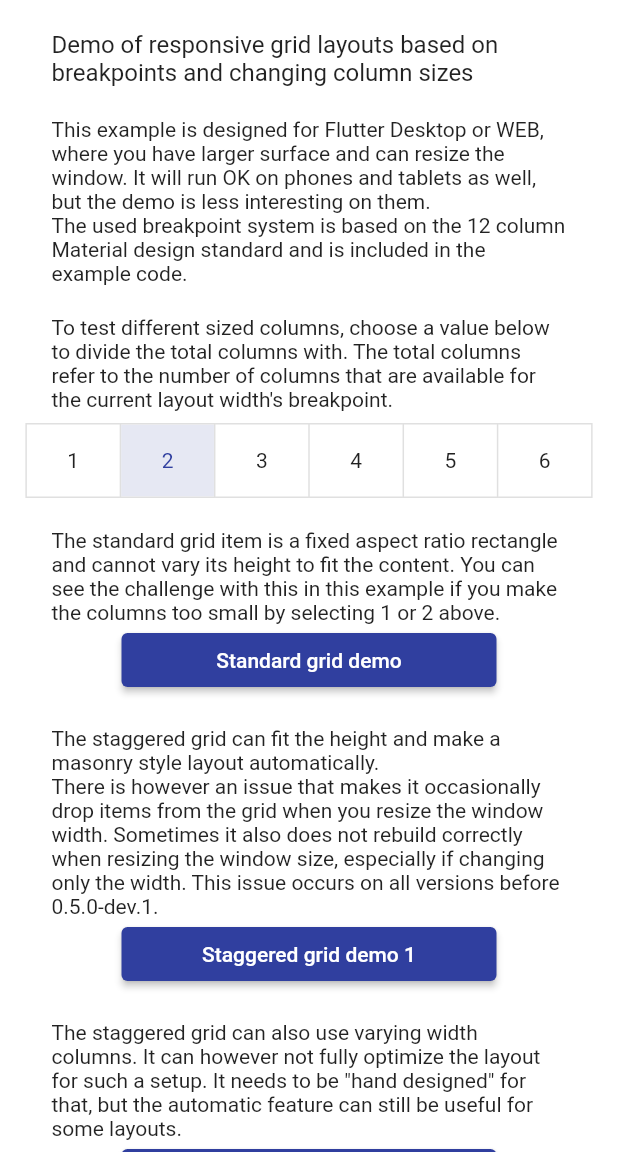
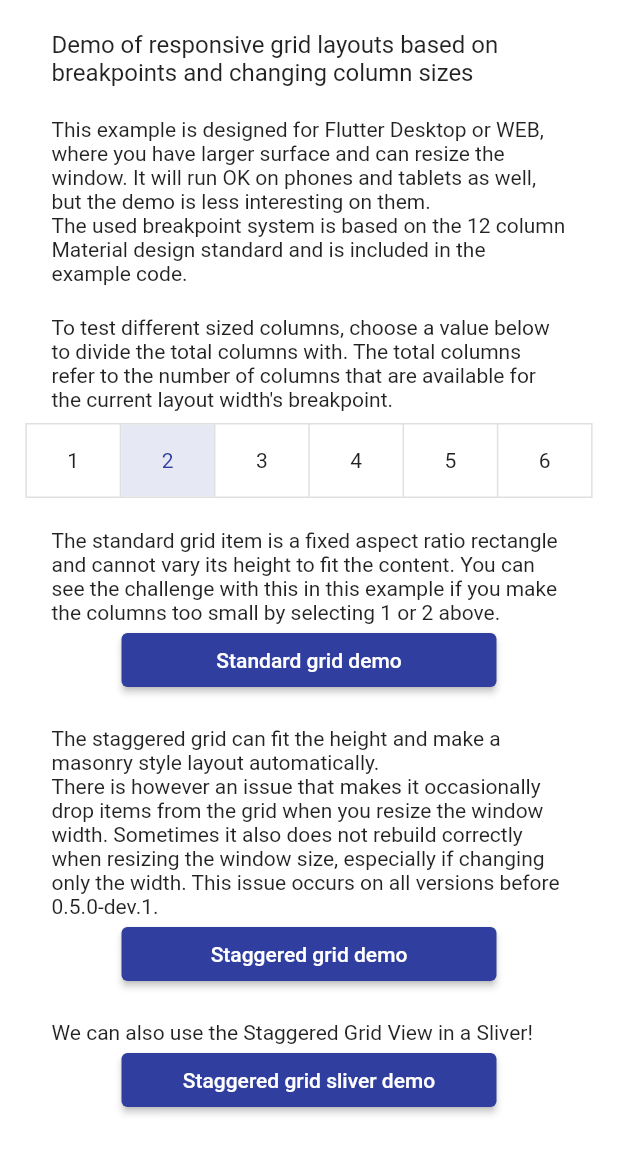
Before and after one commit to rydmike/resp_stag_grid, a Flutter app: the screen it shows after launch, on a phone screen of 412 x 824 dp, the part 84-1236 px from its top. Run offline on Flutter 3.47's test engine with Material 2 defaults, Android fonts, the phone set to English and light mode, and no system bars; project files that could hold a hidden picture were left out.

Commit message:
Example with staggered-grid version 0.5.0-dev.1

```diff
--- a/lib/app_data.dart
+++ b/lib/app_data.dart
@@ -13,8 +13,8 @@
   // When I build new public web versions of the demos, I just make sure to
   // update this info before I trigger GitHub actions CI/CD that builds them.
   static const String appName = 'Responsive\u{00AD}GridDemo';
-  static const String version = '2.0.0';
-  static const String packageVersion = 'StaggeredGridView package 0.4.1';
+  static const String version = '2.1.0';
+  static const String packageVersion = 'StaggeredGridView package 0.5.0-dev-1';
   static const String packageUrl =
       'https://pub.dev/packages/flutter_staggered_grid_view';
   static const String flutterVersion = 'stable v2.8.0';
--- a/lib/main.dart
+++ b/lib/main.dart
@@ -5,7 +5,6 @@
 import 'about.dart';
 import 'random_color.dart';
 import 'staggered_grid_example1.dart';
-import 'staggered_grid_example2.dart';
 import 'staggered_grid_example3.dart';
 import 'standard_grid_example.dart';
 
@@ -250,41 +249,7 @@
                         ),
                       );
                     },
-                    child: const Text('Staggered grid demo 1'),
-                  ),
-                ),
-                const SizedBox(height: 20),
-                Row(children: <Widget>[
-                  Expanded(child: Container()),
-                  const Expanded(
-                    flex: 10,
-                    child: Text(
-                      'The staggered grid can also use varying width columns. '
-                      'It can however not fully optimize the layout for such a '
-                      'setup. It needs to be "hand designed" for that, but the '
-                      'automatic feature can still be useful for some layouts.',
-                    ),
-                  ),
-                  Expanded(child: Container()),
-                ]),
-                SizedBox(
-                  width: 250,
-                  child: ElevatedButton(
-                    onPressed: () {
-                      Navigator.push<Widget>(
-                        context,
-                        MaterialPageRoute<Widget>(
-                          builder: (BuildContext context) =>
-                              StaggeredGridExample2(
-                            spaceAbove: rndSpaceAbove,
-                            spaceBelow: rndSpaceBelow,
-                            colors: randomColors,
-                            columnDiv: columnDiv,
-                          ),
-                        ),
-                      );
-                    },
-                    child: const Text('Staggered grid demo 2'),
+                    child: const Text('Staggered grid demo'),
                   ),
                 ),
                 const SizedBox(height: 20),
--- a/lib/staggered_grid_example1.dart
+++ b/lib/staggered_grid_example1.dart
@@ -36,19 +36,17 @@
               style: const TextStyle(fontSize: 12),
             ),
           ),
-          body: StaggeredGridView.countBuilder(
+          body: MasonryGridView.count(
             padding: EdgeInsets.all(breakpoint.gutters),
             crossAxisCount:
                 Breakpoint.useColumns(breakpoint.columns, columnDiv),
             crossAxisSpacing: breakpoint.gutters,
             mainAxisSpacing: breakpoint.gutters,
             itemCount: spaceAbove.length,
-            staggeredTileBuilder: (int index) => const StaggeredTile.fit(1),
-            //shrinkWrap: true,
             itemBuilder: (BuildContext context, int index) {
               return Card(
                 color: colors[index].shade100,
-                elevation: 2,
+                elevation: 5,
                 child: Center(
                   child: Column(
                     crossAxisAlignment: CrossAxisAlignment.start,
--- a/pubspec.yaml
+++ b/pubspec.yaml
@@ -1,8 +1,6 @@
 name: resp_stag_grid
 description: Responsive Grid and Staggered Grid Demo
-
-version: 2.0.0
-
+version: 2.1.0
 environment:
   sdk: '>=2.14.0 <3.0.0'
 
@@ -13,7 +11,7 @@
     sdk: flutter
 
   # For the staggered gridview layout example, using responsive breakpoints
-  flutter_staggered_grid_view: ^0.4.1
+  flutter_staggered_grid_view: ^0.5.0-dev.1
 
   # Used for launching a WEB URL, by Google flutter.dev.
   url_launcher: ^6.0.17
```
Also changed, not shown: lib/staggered_grid_example2.dart (deleted, +0 -115 lines), lib/staggered_grid_example3.dart (+3 -4 lines), pubspec.lock.
